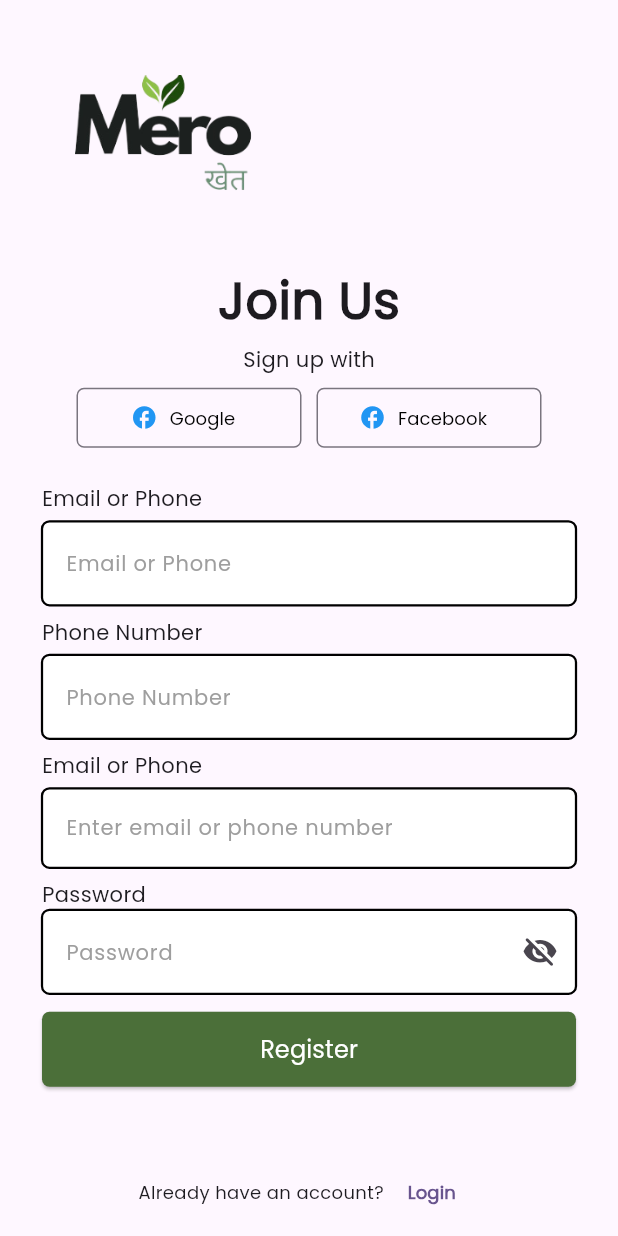
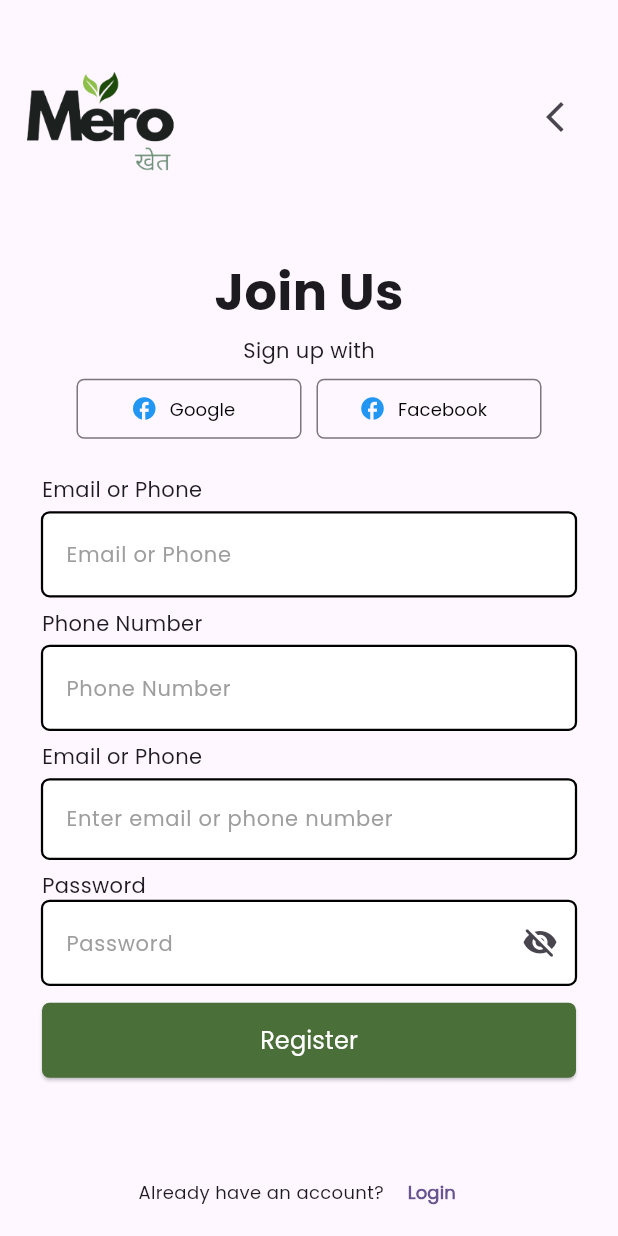
Before and after one commit to mystickminal14/Mero-Khet, a Flutter app: the ConsumerRegistration screen opened by its route, on a phone screen of 412 x 824 dp. Run offline on Flutter 3.47's test engine with Material 3 defaults, Android fonts, the phone set to English and light mode, and no system bars.

Commit message:
few changes made in the routing

```diff
--- a/lib/main.dart
+++ b/lib/main.dart
@@ -22,12 +22,13 @@
         colorScheme: ColorScheme.fromSeed(seedColor: Colors.deepPurple),
         useMaterial3: true,
       ),
-      home: const Questionnaire3(),
+      home: const LoginPage(),
       routes: {
         '/login': (context) =>const LoginPage(),
         '/consumer_registration': (context) =>const ConsumerRegistration(),
         '/qna3': (context) =>const Questionnaire3(),
         '/qna4': (context) =>const Questionnaire4(),
+        '/home': (context) =>const HomePage(),
 
       },
     );
--- a/lib/screens/auth/consumer_registration.dart
+++ b/lib/screens/auth/consumer_registration.dart
@@ -1,4 +1,5 @@
 import 'package:flutter/material.dart';
+import 'package:merokhet/widgets/QuestionnaireLayouts/questionnaire_header.dart';
 import 'package:merokhet/widgets/custom_button.dart';
 import 'package:merokhet/widgets/custom_title.dart';
 import 'package:merokhet/widgets/logo_widgets.dart';
@@ -189,7 +190,12 @@
           mainAxisAlignment: MainAxisAlignment.spaceBetween,
           crossAxisAlignment: CrossAxisAlignment.start,
           children: [
-            const LogoWidget(),
+            Padding(
+              padding: const EdgeInsets.only(top: 28, left: 18, right: 18),
+              child: QuestionnaireHeader(onPressed: () {
+                Navigator.pushNamed(context, '/home');
+              }),
+            ),
 
             //center
             Column(
--- a/lib/screens/auth/farmer_auth/questionnaire_3.dart
+++ b/lib/screens/auth/farmer_auth/questionnaire_3.dart
@@ -28,7 +28,7 @@
               children: [
                 QuestionnaireHeader(
                   onPressed: () {
-                    Navigator.pushNamed(context, '/home');
+                    Navigator.pushNamed(context, '/qna3');
                   },
                 ),
                 const SizedBox(
@@ -78,14 +78,14 @@
                   CustomNextButton(
                       text: "Continue",
                       onPressed: () {
-                        Navigator.pushNamed(context, '/4');
+                        Navigator.pushNamed(context, '/qna4');
                       },
                       buttonColor: const Color(0xFF4B6F39)),
                   const SizedBox(height: 10),
                   CustomNextButton(
                       text: "Back",
                       onPressed: () {
-                        Navigator.pushNamed(context, '/home');
+                        Navigator.pushNamed(context, '/qna3');
 
                       },
                       buttonColor: const Color(0xFF4B6F39))
--- a/lib/screens/auth/login_page.dart
+++ b/lib/screens/auth/login_page.dart
@@ -198,7 +198,7 @@
                         fontWeight: FontWeight.w400)),
                 TextButton(
                   onPressed: () {
-                    Navigator.pushNamed(context, '/consumer_registration');
+                    Navigator.pushNamed(context, '/home');
                   },
                   style: TextButton.styleFrom(
                     padding: EdgeInsets.zero,
--- a/lib/widgets/custom_title.dart
+++ b/lib/widgets/custom_title.dart
@@ -17,7 +17,7 @@
            title,
            style: const TextStyle(
              fontSize: 34,
-             fontFamily: 'Poppins',
+             fontFamily: 'poppins-semi',
              fontWeight: FontWeight.w600,
            ),
          ),
```
Also changed, not shown: lib/screens/home/home.dart (+6 -3 lines).
